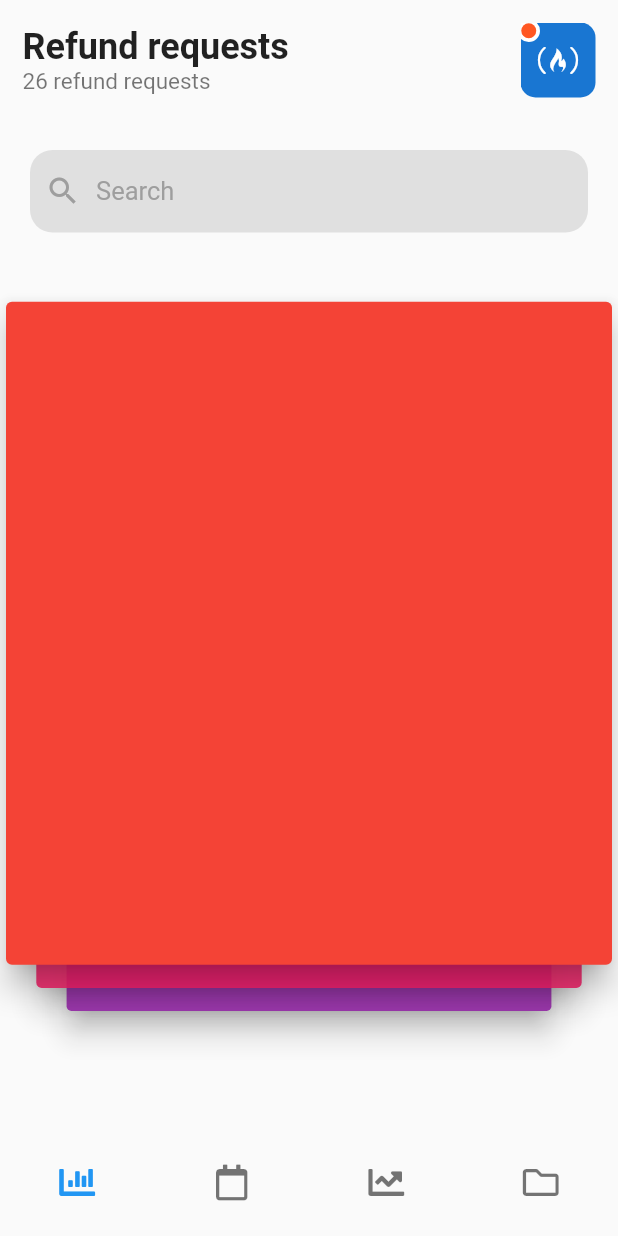
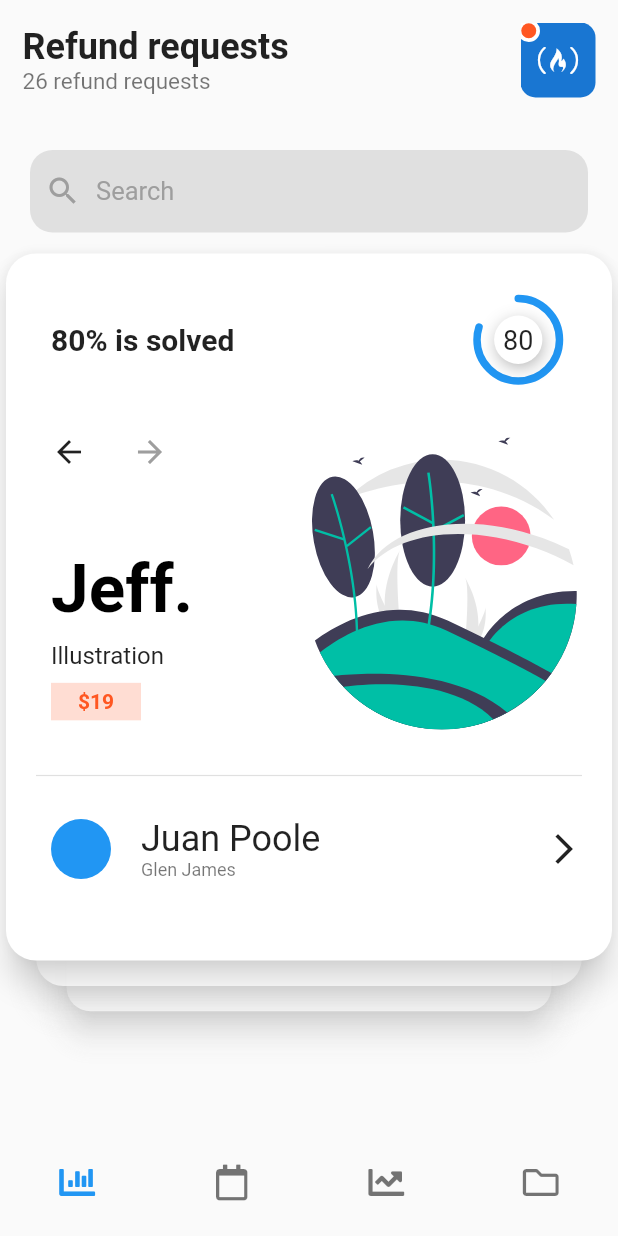
Before and after one commit to marcossevilla/ui-challenges, a Flutter app: the _HomeScreen screen opened directly, on a phone screen of 412 x 824 dp. Run offline on Flutter 3.47's test engine with Material 2 defaults, Android fonts, the phone set to English and light mode, and no system bars; our stand-ins replace animate_do, cached_network_image, flutter_lorem, flutter_svg, flutter_swiper, font_awesome_flutter.

Commit message:
AuctionApp - Finished home

```diff
--- a/lib/src/auction_app/screens/home.dart
+++ b/lib/src/auction_app/screens/home.dart
@@ -3,6 +3,7 @@ import 'package:flutter/services.dart';
 import 'package:flutter_swiper/flutter_swiper.dart';
 import 'package:font_awesome_flutter/font_awesome_flutter.dart';
 import 'package:ui_challenges/src/auction_app/widgets/profile_button.dart';
+import 'package:ui_challenges/src/auction_app/widgets/swiper_card.dart';
 import 'package:ui_challenges/src/shared/widgets/search_bar.dart';
 
 class AuctionApp extends StatelessWidget {
@@ -30,27 +31,33 @@ class _HomeScreen extends StatelessWidget {
               _AppBar(),
               SizedBox(height: 15.0),
               SearchBar(),
-              SizedBox(height: 10.0),
-              Container(
-                width: MediaQuery.of(context).size.width,
-                height: MediaQuery.of(context).size.height * 0.6,
-                child: Swiper(
-                  itemCount: 3,
-                  itemWidth: 500,
-                  itemHeight: 450,
-                  layout: SwiperLayout.TINDER,
-                  itemBuilder: (context, i) {
-                    return Card(
-                      elevation: 8.0,
-                      color: Colors.primaries[i],
-                    );
-                  },
-                ),
-              ),
+              _Swiper(),
             ],
           ),
         ),
         bottomNavigationBar: _BottomNavBar(),
+      ),
+    );
+  }
+}
+
+class _Swiper extends StatelessWidget {
+  const _Swiper({Key key}) : super(key: key);
+
+  @override
+  Widget build(BuildContext context) {
+    return Container(
+      width: MediaQuery.of(context).size.width,
+      height: MediaQuery.of(context).size.height * 0.6,
+      child: Swiper(
+        itemCount: 5,
+        itemWidth: 500,
+        itemHeight: MediaQuery.of(context).size.height * 0.6,
+        layout: SwiperLayout.TINDER,
+        itemBuilder: (context, i) => Padding(
+          padding: const EdgeInsets.only(bottom: 15.0),
+          child: SwiperCard(),
+        ),
       ),
     );
   }
--- /dev/null
+++ b/lib/src/auction_app/widgets/swiper_card.dart
@@ -0,0 +1,167 @@
+import 'package:flutter/material.dart';
+import 'package:flutter_svg/svg.dart';
+
+import '../../shared/widgets/radial_progress_bar.dart';
+
+class SwiperCard extends StatelessWidget {
+  const SwiperCard({Key key}) : super(key: key);
+
+  @override
+  Widget build(BuildContext context) {
+    return Card(
+      shadowColor: Colors.grey.shade100,
+      elevation: 8.0,
+      shape: RoundedRectangleBorder(
+        borderRadius: BorderRadius.circular(20.0),
+      ),
+      child: Container(
+        padding: const EdgeInsets.symmetric(vertical: 15.0, horizontal: 20.0),
+        child: Column(
+          children: [
+            _Percentage(),
+            SizedBox(height: 20.0),
+            _MainContent(),
+            SizedBox(height: 20.0),
+            Divider(thickness: 0.8),
+            SizedBox(height: 20.0),
+            _UserInfo(),
+          ],
+        ),
+      ),
+    );
+  }
+}
+
+class _UserInfo extends StatelessWidget {
+  const _UserInfo({Key key}) : super(key: key);
+
+  @override
+  Widget build(BuildContext context) {
+    return Row(
+      children: [
+        SizedBox(width: 10.0),
+        CircleAvatar(
+          backgroundColor: Theme.of(context).primaryColor,
+        ),
+        SizedBox(width: 20.0),
+        Column(
+          crossAxisAlignment: CrossAxisAlignment.start,
+          children: [
+            Text(
+              'Juan Poole',
+              style: Theme.of(context).textTheme.headline5,
+            ),
+            Text(
+              'Glen James',
+              style: Theme.of(context).textTheme.caption,
+            ),
+          ],
+        ),
+        Spacer(),
+        Icon(Icons.arrow_forward_ios),
+      ],
+    );
+  }
+}
+
+class _MainContent extends StatelessWidget {
+  const _MainContent({Key key}) : super(key: key);
+
+  @override
+  Widget build(BuildContext context) {
+    return Container(
+      padding: const EdgeInsets.only(left: 10.0),
+      height: 200,
+      child: Row(
+        mainAxisAlignment: MainAxisAlignment.spaceBetween,
+        crossAxisAlignment: CrossAxisAlignment.start,
+        children: [
+          Column(
+            mainAxisAlignment: MainAxisAlignment.spaceBetween,
+            crossAxisAlignment: CrossAxisAlignment.start,
+            children: [
+              Row(
+                children: [
+                  Icon(Icons.arrow_back),
+                  SizedBox(width: 30.0),
+                  Icon(
+                    Icons.arrow_forward,
+                    color: Colors.grey,
+                  ),
+                ],
+              ),
+              Spacer(flex: 6),
+              Text(
+                'Jeff.',
+                style: Theme.of(context).textTheme.headline3.copyWith(
+                      color: Colors.black,
+                      fontWeight: FontWeight.bold,
+                    ),
+              ),
+              Spacer(flex: 1),
+              Text(
+                'Illustration',
+                style: Theme.of(context).textTheme.subtitle1,
+              ),
+              Spacer(flex: 1),
+              Container(
+                alignment: Alignment.center,
+                width: 60.0,
+                height: 25.0,
+                color: Colors.deepOrange.withOpacity(0.2),
+                child: Text(
+                  '\$19',
+                  style: TextStyle(
+                    color: Colors.deepOrange,
+                    fontWeight: FontWeight.bold,
+                  ),
+                ),
+              ),
+              Spacer(),
+            ],
+          ),
+          Container(
+            height: 200.0,
+            width: 180.0,
+            child: SvgPicture.asset('assets/auction_app/draw_1.svg'),
+          ),
+        ],
+      ),
+    );
+  }
+}
+
+class _Percentage extends StatelessWidget {
+  const _Percentage({Key key}) : super(key: key);
+
+  @override
+  Widget build(BuildContext context) {
+    return Row(
+      children: [
+        SizedBox(width: 10.0),
+        Text(
+          '80% is solved',
+          style: Theme.of(context)
+              .textTheme
+              .headline6
+              .copyWith(fontWeight: FontWeight.bold),
+        ),
+        Spacer(),
+        Container(
+          height: 85.0,
+          width: 85.0,
+          padding: const EdgeInsets.all(15.0),
+          child: RadialProgressBar(
+            elevated: true,
+            percentage: 80,
+            showPercentage: true,
+            backgroundColor: Colors.white,
+            valueStrokeWidth: 5.0,
+            backgroundStrokeWidth: 5.0,
+            percentageStyle: TextStyle(fontSize: 18.0),
+          ),
+        ),
+      ],
+    );
+  }
+}
--- /dev/null
+++ b/lib/src/shared/widgets/box_shadow.dart
@@ -0,0 +1,10 @@
+import 'package:flutter/material.dart';
+
+BoxShadow cardShadow() {
+  return BoxShadow(
+    color: Colors.black38,
+    offset: Offset(1, 3),
+    blurRadius: 10,
+    spreadRadius: -2,
+  );
+}
--- a/lib/src/shared/widgets/radial_progress_bar.dart
+++ b/lib/src/shared/widgets/radial_progress_bar.dart
@@ -1,8 +1,10 @@
 import 'dart:math' as math;
 
 import 'package:flutter/material.dart';
+import 'package:ui_challenges/src/shared/widgets/box_shadow.dart';
 
 class RadialProgressBar extends StatefulWidget {
+  final bool elevated;
   final bool showPercentage;
   final Color backgroundColor;
   final Color valueColor;
@@ -14,13 +16,14 @@ class RadialProgressBar extends StatefulWidget {
 
   RadialProgressBar({
     @required this.percentage,
-    this.backgroundColor,
+    this.duration = const Duration(milliseconds: 500),
+    this.elevated = false,
     this.valueColor,
     this.showPercentage = false,
+    this.percentageStyle,
+    this.backgroundColor,
     this.valueStrokeWidth = 10,
     this.backgroundStrokeWidth = 5,
-    this.percentageStyle,
-    this.duration = const Duration(milliseconds: 500),
   });
 
   @override
@@ -38,9 +41,7 @@ class _RadialProgressBarState extends State<RadialProgressBar>
   @override
   void initState() {
     oldPercentage = widget.percentage;
-
     _controller = AnimationController(vsync: this, duration: widget.duration);
-
     super.initState();
   }
 
@@ -66,11 +67,19 @@ class _RadialProgressBarState extends State<RadialProgressBar>
               child: widget.showPercentage
                   ? TweenAnimationBuilder<double>(
                       builder: (_, value, __) {
-                        return Text(
-                          value.toStringAsFixed(0),
-                          style: widget.percentageStyle == null
-                              ? Theme.of(context).textTheme.headline4
-                              : widget.percentageStyle,
+                        return Container(
+                          child: Text(
+                            value.toStringAsFixed(0),
+                            style: widget.percentageStyle == null
+                                ? Theme.of(context).textTheme.headline4
+                                : widget.percentageStyle,
+                          ),
+                          padding: const EdgeInsets.all(6.0),
+                          decoration: BoxDecoration(
+                            shape: BoxShape.circle,
+                            color: Colors.white,
+                            boxShadow: widget.elevated ? [cardShadow()] : [],
+                          ),
                         );
                       },
                       duration: widget.duration,
--- a/pubspec.yaml
+++ b/pubspec.yaml
@@ -57,6 +57,7 @@ flutter:
     - assets/food_app/
     - assets/charity_app/
     - assets/fitness_app/
+    - assets/auction_app/
 
   # An image asset can refer to one or more resolution-specific "variants", see
   # https://flutter.dev/assets-and-images/#resolution-aware.
```
Also changed, not shown: assets/auction_app/draw_1.svg (added), assets/auction_app/draw_2.svg (added).
